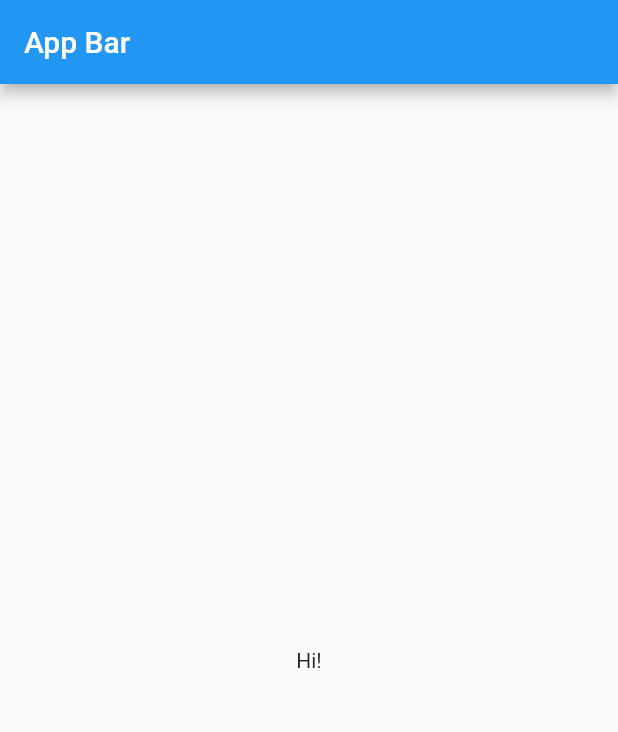
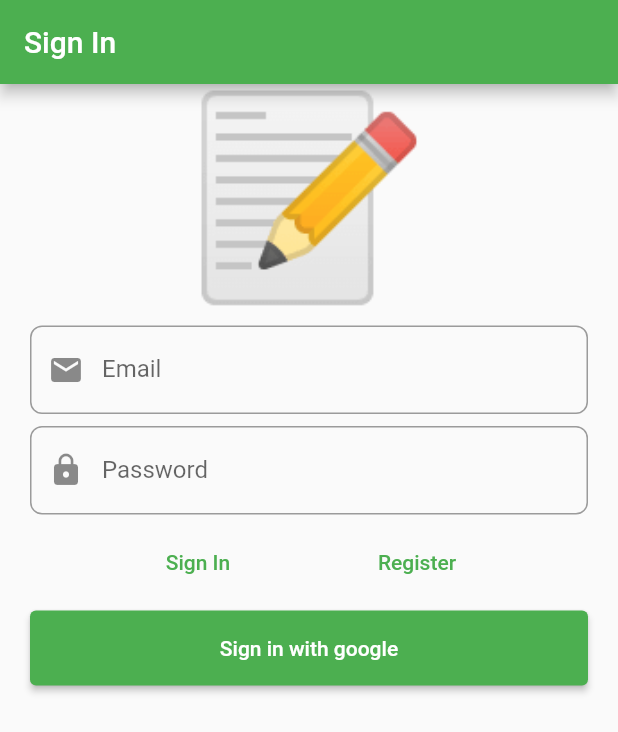
Before and after one commit to ViktorVoitovich/ddd, a Flutter app: the screen it shows after launch, on a phone screen of 412 x 824 dp. Shown: the top 732 px of the screen. Run offline on Flutter 3.47's test engine with Material 2 defaults, Android fonts, the phone set to English and light mode, and no system bars; our stand-ins replace another_flushbar, dartz, firebase_auth, firebase_core, flutter_bloc, freezed_annotation and 3 more; accounts and stored records are empty; generated files the repository leaves out were written again.

Commit message:
feat: create Sign-In Form UI

```diff
--- a/lib/main.dart
+++ b/lib/main.dart
@@ -4,6 +4,7 @@ import 'package:flutter/material.dart';
 import 'package:injectable/injectable.dart';
 
 import 'firebase_options.dart';
+import 'presentation/core/app_widget.dart';
 
 void main() async {
   WidgetsFlutterBinding.ensureInitialized();
@@ -13,24 +14,5 @@ void main() async {
 
   configureDependencies(Environment.prod);
 
-  runApp(const App());
+  runApp(const AppWidget());
 }
-
-class App extends StatelessWidget {
-  const App({Key? key}) : super(key: key);
-
-  @override
-  Widget build(BuildContext context) {
-    return MaterialApp(
-      title: 'App',
-      home: Scaffold(
-        appBar: AppBar(
-          title: const Text('App Bar'),
-        ),
-        body: const Center(
-          child: Text('Hi!'),
-        ),
-      ),
-    );
-  }
-}
--- /dev/null
+++ b/lib/presentation/core/app_widget.dart
@@ -0,0 +1,23 @@
+import 'package:ddd/presentation/sign_in/sign_in_page.dart';
+import 'package:flutter/material.dart';
+
+class AppWidget extends StatelessWidget {
+  const AppWidget({Key? key}) : super(key: key);
+
+  @override
+  Widget build(BuildContext context) {
+    return MaterialApp(
+      title: 'Notes',
+      home: const SignInPage(),
+      debugShowMaterialGrid: false,
+      theme: ThemeData(
+        primarySwatch: Colors.green,
+        inputDecorationTheme: InputDecorationTheme(
+          border: OutlineInputBorder(
+            borderRadius: BorderRadius.circular(8.0),
+          ),
+        ),
+      ),
+    );
+  }
+}
--- /dev/null
+++ b/lib/presentation/sign_in/sign_in_page.dart
@@ -0,0 +1,23 @@
+import 'package:ddd/application/auth/sign_in_form/sign_in_form_bloc.dart';
+import 'package:ddd/injection.dart';
+import 'package:flutter/material.dart';
+import 'package:flutter_bloc/flutter_bloc.dart';
+
+import 'widgets/sign_in_form.dart';
+
+class SignInPage extends StatelessWidget {
+  const SignInPage({Key? key}) : super(key: key);
+
+  @override
+  Widget build(BuildContext context) {
+    return Scaffold(
+      appBar: AppBar(
+        title: const Text('Sign In'),
+      ),
+      body: BlocProvider(
+        create: (_) => getIt<SignInFormBloc>(),
+        child: const SignInForm(),
+      ),
+    );
+  }
+}
--- /dev/null
+++ b/lib/presentation/sign_in/widgets/sign_in_form.dart
@@ -0,0 +1,126 @@
+import 'package:another_flushbar/flushbar_helper.dart';
+import 'package:ddd/application/auth/sign_in_form/sign_in_form_bloc.dart';
+import 'package:flutter/material.dart';
+import 'package:flutter_bloc/flutter_bloc.dart';
+
+class SignInForm extends StatelessWidget {
+  const SignInForm({Key? key}) : super(key: key);
+
+  @override
+  Widget build(BuildContext context) {
+    return BlocConsumer<SignInFormBloc, SignInFormState>(
+      listener: (context, state) {
+        state.authFailureOrSuccessOption.fold(
+          () => null,
+          (either) => either.fold(
+            (failure) {
+              FlushbarHelper.createError(
+                message: failure.map(
+                  cancelledByUser: (_) => 'Cancelled',
+                  serverError: (_) => 'Server error',
+                  emailAlreadyInUse: (_) => 'Email already in use',
+                  invalidEmailAndPasswordCombination: (_) =>
+                      'Invalid email and password combination',
+                ),
+              ).show(context);
+            },
+            (_) {
+              // TODO: navigate to another page
+            },
+          ),
+        );
+      },
+      builder: (context, state) {
+        return Padding(
+          padding: const EdgeInsets.symmetric(horizontal: 20.0),
+          child: Form(
+            autovalidateMode: state.showErrorMessages
+                ? AutovalidateMode.always
+                : AutovalidateMode.disabled,
+            child: ListView(
+              children: [
+                const Text(
+                  '📝',
+                  textAlign: TextAlign.center,
+                  style: TextStyle(
+                    fontSize: 130.0,
+                  ),
+                ),
+                const SizedBox(height: 8.0),
+                TextFormField(
+                  decoration: const InputDecoration(
+                    prefixIcon: Icon(Icons.email),
+                    label: Text('Email'),
+                  ),
+                  autocorrect: false,
+                  validator: (_) => context
+                      .read<SignInFormBloc>()
+                      .state
+                      .emailAddress
+                      .value
+                      .fold(
+                        (failure) => failure.maybeMap(
+                          invalidEmail: (_) => 'Invalid email',
+                          orElse: () => null,
+                        ),
+                        (_) => null,
+                      ),
+                  onChanged: (value) => context
+                      .read<SignInFormBloc>()
+                      .add(SignInFormEvent.emailChanged(value)),
+                ),
+                const SizedBox(height: 8.0),
+                TextFormField(
+                  decoration: const InputDecoration(
+                    prefixIcon: Icon(Icons.lock),
+                    label: Text('Password'),
+                  ),
+                  autocorrect: false,
+                  obscureText: true,
+                  validator: (_) =>
+                      context.read<SignInFormBloc>().state.password.value.fold(
+                            (failure) => failure.maybeMap(
+                              shortPassword: (_) => 'Short password',
+                              orElse: () => null,
+                            ),
+                            (_) => null,
+                          ),
+                  onChanged: (value) => context
+                      .read<SignInFormBloc>()
+                      .add(SignInFormEvent.passwordChanged(value)),
+                ),
+                const SizedBox(height: 8.0),
+                Row(
+                  mainAxisAlignment: MainAxisAlignment.spaceEvenly,
+                  children: [
+                    TextButton(
+                      onPressed: () => context.read<SignInFormBloc>().add(
+                          SignInFormEvent.signInWithEmailAndPasswordPressed()),
+                      child: const Text('Sign In'),
+                    ),
+                    TextButton(
+                      onPressed: () => context.read<SignInFormBloc>().add(
+                          SignInFormEvent
+                              .registerWithEmailAndPasswordPressed()),
+                      child: const Text('Register'),
+                    ),
+                  ],
+                ),
+                const SizedBox(height: 8.0),
+                SizedBox(
+                  height: 50.0,
+                  child: ElevatedButton(
+                    onPressed: () => context
+                        .read<SignInFormBloc>()
+                        .add(SignInFormEvent.signInWithGooglePressed()),
+                    child: const Text('Sign in with google'),
+                  ),
+                ),
+              ],
+            ),
+          ),
+        );
+      },
+    );
+  }
+}
--- a/pubspec.yaml
+++ b/pubspec.yaml
@@ -7,6 +7,7 @@ environment:
   sdk: ">=2.12.0 <3.0.0"
 
 dependencies:
+  another_flushbar: ^1.10.28
   dartz: 0.10.1
   firebase_auth: 3.3.4
   firebase_core: 1.10.6
```
Also changed, not shown: pubspec.lock, 3 other files.
